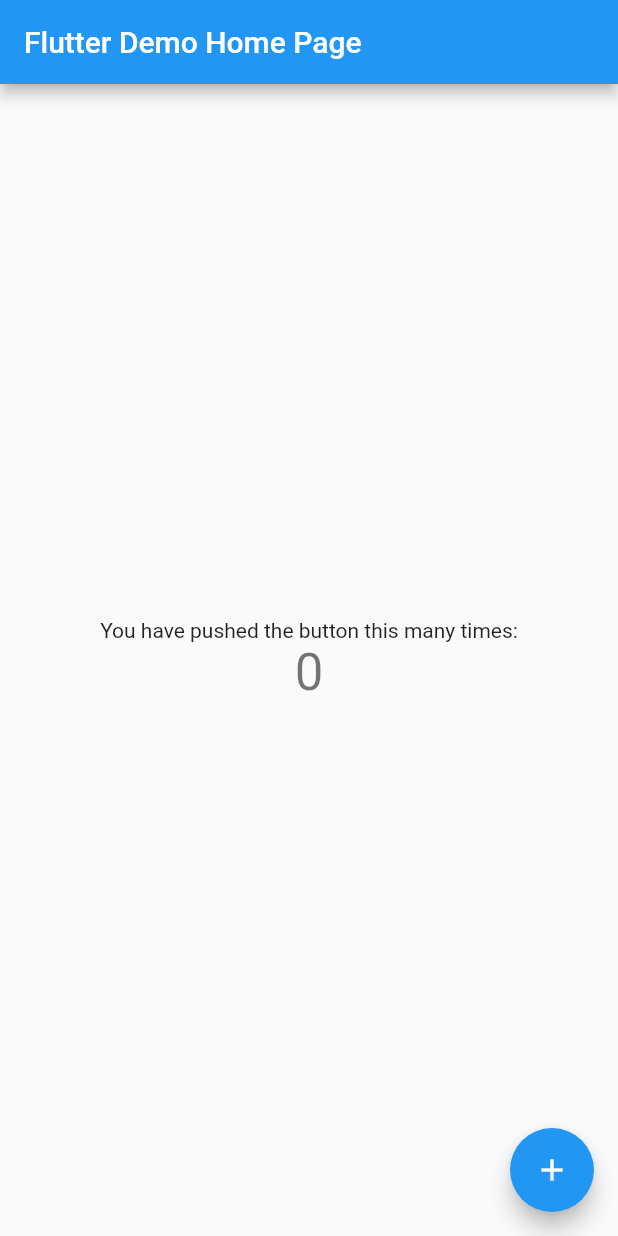
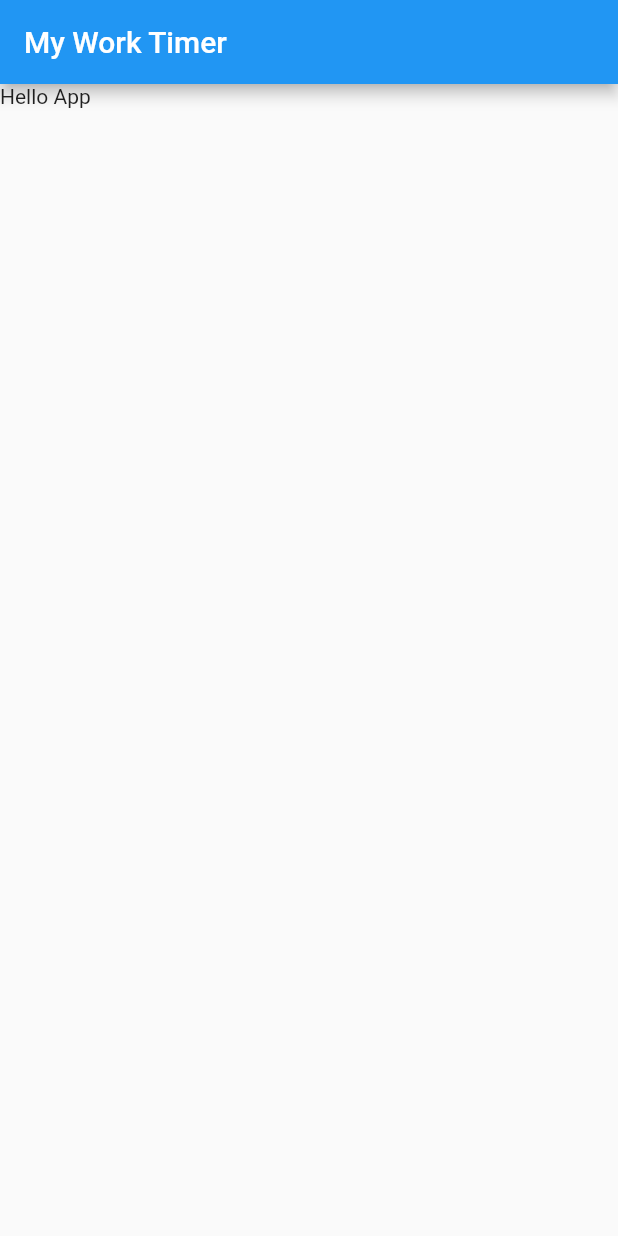
Before and after one commit to Mutembeijoe/flutter-ninja, a Flutter app: the screen it shows after launch, on a phone screen of 412 x 824 dp. Run offline on Flutter 3.47's test engine with Material 2 defaults, Android fonts, the phone set to English and light mode, and no system bars.

Commit message:
initial scaffold widget

```diff
--- a/lib/main.dart
+++ b/lib/main.dart
@@ -5,113 +5,25 @@ void main() {
 }
 
 class MyApp extends StatelessWidget {
-  // This widget is the root of your application.
   @override
   Widget build(BuildContext context) {
     return MaterialApp(
-      title: 'Flutter Demo',
-      theme: ThemeData(
-        // This is the theme of your application.
-        //
-        // Try running your application with "flutter run". You'll see the
-        // application has a blue toolbar. Then, without quitting the app, try
-        // changing the primarySwatch below to Colors.green and then invoke
-        // "hot reload" (press "r" in the console where you ran "flutter run",
-        // or simply save your changes to "hot reload" in a Flutter IDE).
-        // Notice that the counter didn't reset back to zero; the application
-        // is not restarted.
-        primarySwatch: Colors.blue,
-        // This makes the visual density adapt to the platform that you run
-        // the app on. For desktop platforms, the controls will be smaller and
-        // closer together (more dense) than on mobile platforms.
-        visualDensity: VisualDensity.adaptivePlatformDensity,
-      ),
-      home: MyHomePage(title: 'Flutter Demo Home Page'),
+      title: "Productivity App",
+      home: ProductivityHome(),
     );
   }
 }
 
-class MyHomePage extends StatefulWidget {
-  MyHomePage({Key key, this.title}) : super(key: key);
-
-  // This widget is the home page of your application. It is stateful, meaning
-  // that it has a State object (defined below) that contains fields that affect
-  // how it looks.
-
-  // This class is the configuration for the state. It holds the values (in this
-  // case the title) provided by the parent (in this case the App widget) and
-  // used by the build method of the State. Fields in a Widget subclass are
-  // always marked "final".
-
-  final String title;
-
-  @override
-  _MyHomePageState createState() => _MyHomePageState();
-}
-
-class _MyHomePageState extends State<MyHomePage> {
-  int _counter = 0;
-
-  void _incrementCounter() {
-    setState(() {
-      // This call to setState tells the Flutter framework that something has
-      // changed in this State, which causes it to rerun the build method below
-      // so that the display can reflect the updated values. If we changed
-      // _counter without calling setState(), then the build method would not be
-      // called again, and so nothing would appear to happen.
-      _counter++;
-    });
-  }
-
+class ProductivityHome extends StatelessWidget {
   @override
   Widget build(BuildContext context) {
-    // This method is rerun every time setState is called, for instance as done
-    // by the _incrementCounter method above.
-    //
-    // The Flutter framework has been optimized to make rerunning build methods
-    // fast, so that you can just rebuild anything that needs updating rather
-    // than having to individually change instances of widgets.
     return Scaffold(
       appBar: AppBar(
-        // Here we take the value from the MyHomePage object that was created by
-        // the App.build method, and use it to set our appbar title.
-        title: Text(widget.title),
+        title: Text("My Work Timer"),
       ),
-      body: Center(
-        // Center is a layout widget. It takes a single child and positions it
-        // in the middle of the parent.
-        child: Column(
-          // Column is also a layout widget. It takes a list of children and
-          // arranges them vertically. By default, it sizes itself to fit its
-          // children horizontally, and tries to be as tall as its parent.
-          //
-          // Invoke "debug painting" (press "p" in the console, choose the
-          // "Toggle Debug Paint" action from the Flutter Inspector in Android
-          // Studio, or the "Toggle Debug Paint" command in Visual Studio Code)
-          // to see the wireframe for each widget.
-          //
-          // Column has various properties to control how it sizes itself and
-          // how it positions its children. Here we use mainAxisAlignment to
-          // center the children vertically; the main axis here is the vertical
-          // axis because Columns are vertical (the cross axis would be
-          // horizontal).
-          mainAxisAlignment: MainAxisAlignment.center,
-          children: <Widget>[
-            Text(
-              'You have pushed the button this many times:',
-            ),
-            Text(
-              '$_counter',
-              style: Theme.of(context).textTheme.headline4,
-            ),
-          ],
-        ),
+      body: Column(
+        children: <Widget>[Text("Hello App")],
       ),
-      floatingActionButton: FloatingActionButton(
-        onPressed: _incrementCounter,
-        tooltip: 'Increment',
-        child: Icon(Icons.add),
-      ), // This trailing comma makes auto-formatting nicer for build methods.
     );
   }
 }
```
